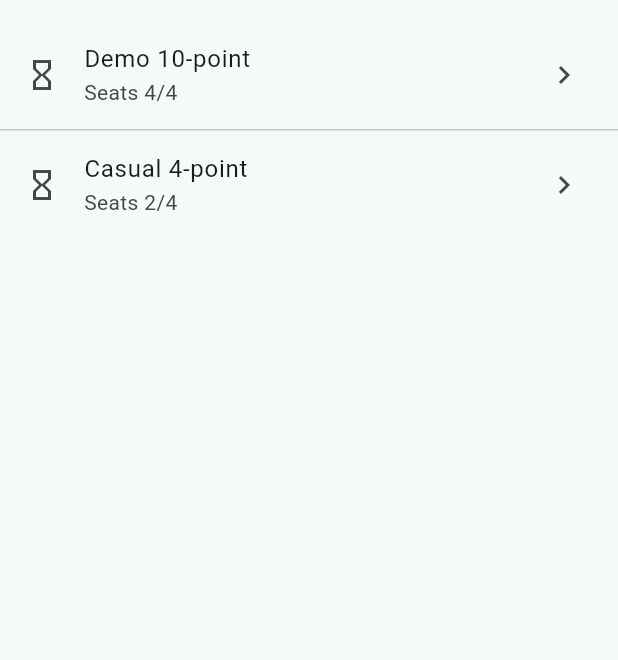
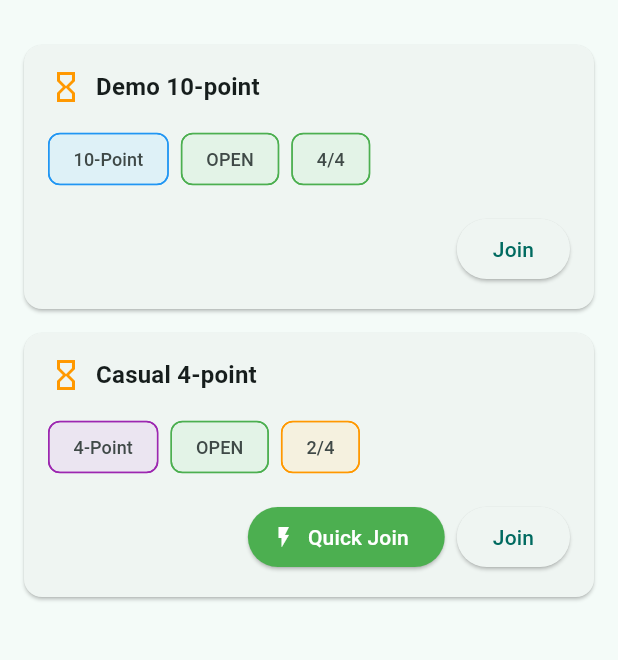
Before and after one commit to tonytmtsh/pitch, a Flutter app: the screen it shows after launch, on a phone screen of 412 x 824 dp, the part 63-723 px from its top. Run offline on Flutter 3.47's test engine with Material 3 defaults, Android fonts, the phone set to English and light mode, and no system bars; our stand-ins replace supabase_flutter; accounts and stored records are empty.

Commit message:
Implement lobby table cards with chips and responsive layout
Co-authored-by: tonytmtsh <13682783+tonytmtsh@users.noreply.github.com>

```diff
--- a/lib/services/pitch_service.dart
+++ b/lib/services/pitch_service.dart
@@ -19,6 +19,8 @@ abstract class PitchService {
   Future<bool> declareTrump(String handId, String suit);
   Future<bool> playCard(String trickId, String card);
   Future<void> signOut();
+  // Table management
+  Future<bool> joinTable(String tableId, String position);
   // Realtime (server emits, mock is empty)
   Stream<void> handEvents(String handId);
 }
--- a/lib/ui/lobby_screen.dart
+++ b/lib/ui/lobby_screen.dart
@@ -4,6 +4,7 @@ import 'package:provider/provider.dart';
 import '../services/pitch_service.dart';
 import '../state/lobby_store.dart';
 import 'table_screen.dart';
+import 'widgets/lobby_table_card.dart';
 
 class LobbyScreen extends StatelessWidget {
   const LobbyScreen({super.key});
@@ -66,27 +67,101 @@ class _LobbyBody extends StatelessWidget {
                 style: const TextStyle(color: Colors.red)),
           );
         }
-        return ListView.separated(
-          itemCount: store.tables.length,
-          separatorBuilder: (_, __) => const Divider(height: 1),
-          itemBuilder: (ctx, i) {
-            final t = store.tables[i];
-            return ListTile(
-              leading: Icon(
-                  t.inProgress ? Icons.play_arrow : Icons.hourglass_empty),
-              title: Text(t.name),
-              subtitle: Text('Seats ${t.seatsTaken}/${t.seatsTotal}')
-                  ,
-              trailing: const Icon(Icons.chevron_right),
-              onTap: () async {
-                Navigator.of(ctx).push(MaterialPageRoute(
-                  builder: (_) => TableScreen(tableId: t.id, name: t.name),
-                ));
-              },
-            );
-          },
-        );
+        return _LobbyTableList(tables: store.tables);
       }(),
     );
   }
 }
+
+class _LobbyTableList extends StatelessWidget {
+  const _LobbyTableList({required this.tables});
+
+  final List<LobbyTable> tables;
+
+  @override
+  Widget build(BuildContext context) {
+    return LayoutBuilder(
+      builder: (context, constraints) {
+        final isWideScreen = constraints.maxWidth > 800;
+
+        if (isWideScreen) {
+          // Grid layout for larger screens
+          return GridView.builder(
+            padding: const EdgeInsets.all(16),
+            gridDelegate: const SliverGridDelegateWithFixedCrossAxisCount(
+              crossAxisCount: 2,
+              childAspectRatio: 2.5,
+              crossAxisSpacing: 16,
+              mainAxisSpacing: 16,
+            ),
+            itemCount: tables.length,
+            itemBuilder: (context, index) {
+              return _buildTableCard(context, tables[index]);
+            },
+          );
+        } else {
+          // List layout for smaller screens
+          return ListView.builder(
+            padding: const EdgeInsets.only(top: 8, bottom: 16),
+            itemCount: tables.length,
+            itemBuilder: (context, index) {
+              return _buildTableCard(context, tables[index]);
+            },
+          );
+        }
+      },
+    );
+  }
+
+  Widget _buildTableCard(BuildContext context, LobbyTable table) {
+    final pitchService = context.read<PitchService>();
+    final isMockService = !pitchService.supportsIdentity();
+
+    return LobbyTableCard(
+      table: table,
+      onQuickJoin: isMockService ? () => _handleQuickJoin(context, table) : null,
+    );
+  }
+
+  Future<void> _handleQuickJoin(BuildContext context, LobbyTable table) async {
+    final pitchService = context.read<PitchService>();
+
+    // For mock service, just show a snackbar and navigate to the table
+    // In a real implementation, this would find an available seat and join
+    const availablePositions = ['N', 'E', 'S', 'W'];
+    final position = availablePositions.first; // For demo, just pick first
+
+    try {
+      final success = await pitchService.joinTable(table.id, position);
+      if (context.mounted) {
+        if (success) {
+          ScaffoldMessenger.of(context).showSnackBar(
+            SnackBar(
+              content: Text('Joined ${table.name} at position $position'),
+              backgroundColor: Colors.green,
+            ),
+          );
+          Navigator.of(context).push(MaterialPageRoute(
+            builder: (_) => TableScreen(tableId: table.id, name: table.name),
+          ));
+        } else {
+          ScaffoldMessenger.of(context).showSnackBar(
+            const SnackBar(
+              content: Text('Failed to join table'),
+              backgroundColor: Colors.red,
+            ),
+          );
+        }
+      }
+    } catch (e) {
+      if (context.mounted) {
+        ScaffoldMessenger.of(context).showSnackBar(
+          SnackBar(
+            content: Text('Error joining table: $e'),
+            backgroundColor: Colors.red,
+          ),
+        );
+      }
+    }
+  }
+}
--- /dev/null
+++ b/lib/ui/widgets/lobby_table_card.dart
@@ -0,0 +1,156 @@
+import 'package:flutter/material.dart';
+import 'package:provider/provider.dart';
+
+import '../../services/pitch_service.dart';
+import '../table_screen.dart';
+
+class LobbyTableCard extends StatelessWidget {
+  const LobbyTableCard({
+    super.key,
+    required this.table,
+    this.onQuickJoin,
+  });
+
+  final LobbyTable table;
+  final VoidCallback? onQuickJoin;
+
+  @override
+  Widget build(BuildContext context) {
+    final theme = Theme.of(context);
+
+    return Card(
+      margin: const EdgeInsets.symmetric(horizontal: 16, vertical: 8),
+      child: Padding(
+        padding: const EdgeInsets.all(16),
+        child: Column(
+          crossAxisAlignment: CrossAxisAlignment.start,
+          children: [
+            // Header row with table name and status icon
+            Row(
+              children: [
+                Icon(
+                  table.inProgress ? Icons.play_arrow : Icons.hourglass_empty,
+                  color: table.inProgress ? Colors.green : Colors.orange,
+                ),
+                const SizedBox(width: 8),
+                Expanded(
+                  child: Text(
+                    table.name,
+                    style: theme.textTheme.titleMedium?.copyWith(
+                      fontWeight: FontWeight.bold,
+                    ),
+                  ),
+                ),
+              ],
+            ),
+            const SizedBox(height: 12),
+
+            // Chips row for variant, status, and occupancy
+            Wrap(
+              spacing: 8,
+              children: [
+                // Variant chip
+                Chip(
+                  label: Text(
+                    table.variant == '10_point' ? '10-Point' : '4-Point',
+                    style: const TextStyle(fontSize: 12),
+                  ),
+                  backgroundColor: table.variant == '10_point'
+                      ? Colors.blue.withOpacity(0.1)
+                      : Colors.purple.withOpacity(0.1),
+                  side: BorderSide(
+                    color: table.variant == '10_point'
+                        ? Colors.blue
+                        : Colors.purple,
+                    width: 1,
+                  ),
+                ),
+
+                // Status chip
+                Chip(
+                  label: Text(
+                    table.status.toUpperCase(),
+                    style: const TextStyle(fontSize: 12),
+                  ),
+                  backgroundColor: _getStatusColor(table.status).withOpacity(0.1),
+                  side: BorderSide(
+                    color: _getStatusColor(table.status),
+                    width: 1,
+                  ),
+                ),
+
+                // Occupancy chip
+                Chip(
+                  label: Text(
+                    '${table.seatsTaken}/${table.seatsTotal}',
+                    style: const TextStyle(fontSize: 12),
+                  ),
+                  backgroundColor: _getOccupancyColor(table.seatsTaken, table.seatsTotal).withOpacity(0.1),
+                  side: BorderSide(
+                    color: _getOccupancyColor(table.seatsTaken, table.seatsTotal),
+                    width: 1,
+                  ),
+                ),
+              ],
+            ),
+            const SizedBox(height: 12),
+
+            // Action buttons row
+            Row(
+              mainAxisAlignment: MainAxisAlignment.end,
+              children: [
+                // Quick join button (only show for mock and open tables with available seats)
+                if (onQuickJoin != null &&
+                    table.status == 'open' &&
+                    table.seatsTaken < table.seatsTotal) ...[
+                  ElevatedButton.icon(
+                    onPressed: onQuickJoin,
+                    icon: const Icon(Icons.flash_on, size: 16),
+                    label: const Text('Quick Join'),
+                    style: ElevatedButton.styleFrom(
+                      backgroundColor: Colors.green,
+                      foregroundColor: Colors.white,
+                    ),
+                  ),
+                  const SizedBox(width: 8),
+                ],
+
+                // View/Join button
+                ElevatedButton(
+                  onPressed: () {
+                    Navigator.of(context).push(MaterialPageRoute(
+                      builder: (_) => TableScreen(tableId: table.id, name: table.name),
+                    ));
+                  },
+                  child: Text(table.inProgress ? 'View' : 'Join'),
+                ),
+              ],
+            ),
+          ],
+        ),
+      ),
+    );
+  }
+
+  Color _getStatusColor(String status) {
+    switch (status.toLowerCase()) {
+      case 'open':
+        return Colors.green;
+      case 'playing':
+        return Colors.blue;
+      case 'full':
+        return Colors.orange;
+      case 'closed':
+        return Colors.red;
+      default:
+        return Colors.grey;
+    }
+  }
+
+  Color _getOccupancyColor(int taken, int total) {
+    final ratio = taken / total;
+    if (ratio < 0.5) return Colors.red;
+    if (ratio < 1.0) return Colors.orange;
+    return Colors.green;
+  }
+}
```
Also changed, not shown: lib/services/mock_pitch_service.dart (+7 -0 lines), 2 other files.
